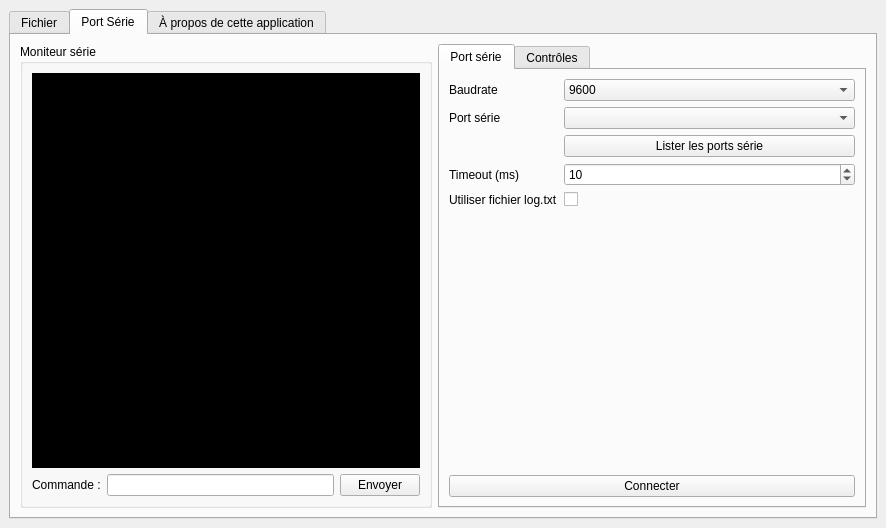
This is PCInterface/window.ui in Klafyvel/Trace as Qt 5 draws it before an edit. The edited form follows.
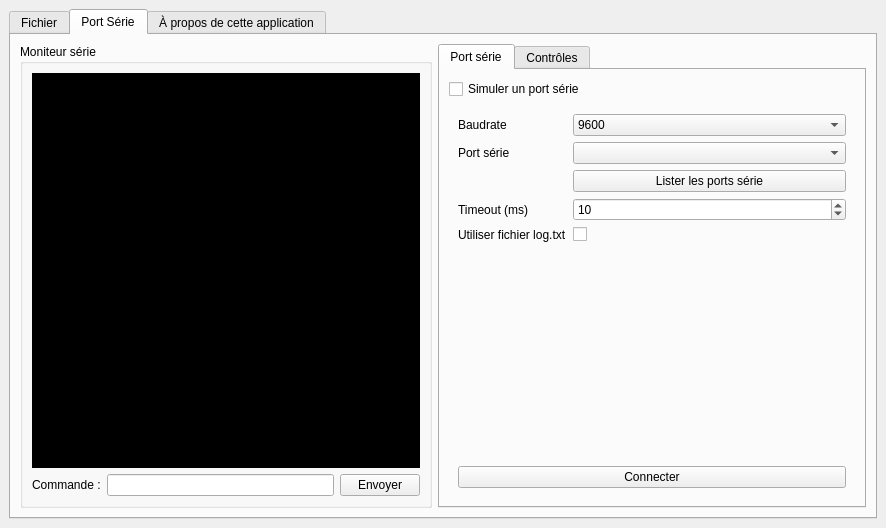
This is the edited form. The open tabs and pages were chosen to show the change. Icons and pictures are not drawn.

Commit message: Ajout d'une simulation basique de port série et d'un fichier gcode exemple.

```diff
--- a/PCInterface/window.ui
+++ b/PCInterface/window.ui
@@ -246,6 +246,16 @@
            </attribute>
            <layout class="QVBoxLayout" name="verticalLayout_3">
             <item>
+             <widget class="QCheckBox" name="chk_enableFakeSerial">
+              <property name="text">
+               <string>Simuler un port série</string>
+              </property>
+             </widget>
+            </item>
+            <item>
+             <widget class="QWidget" name="trueSerialContainer" native="true">
+              <layout class="QVBoxLayout" name="verticalLayout_10">
+               <item>
              <layout class="QFormLayout" name="serial_settings">
               <item row="0" column="0">
                <widget class="QLabel" name="label">
@@ -371,6 +381,9 @@
                <iconset>
                 <normaloff>connect.png</normaloff>connect.png</iconset>
               </property>
+                </widget>
+               </item>
+              </layout>
              </widget>
             </item>
            </layout>
```
Lines whose indentation alone changed are shown as unchanged. The commit also changes 3 other files.
